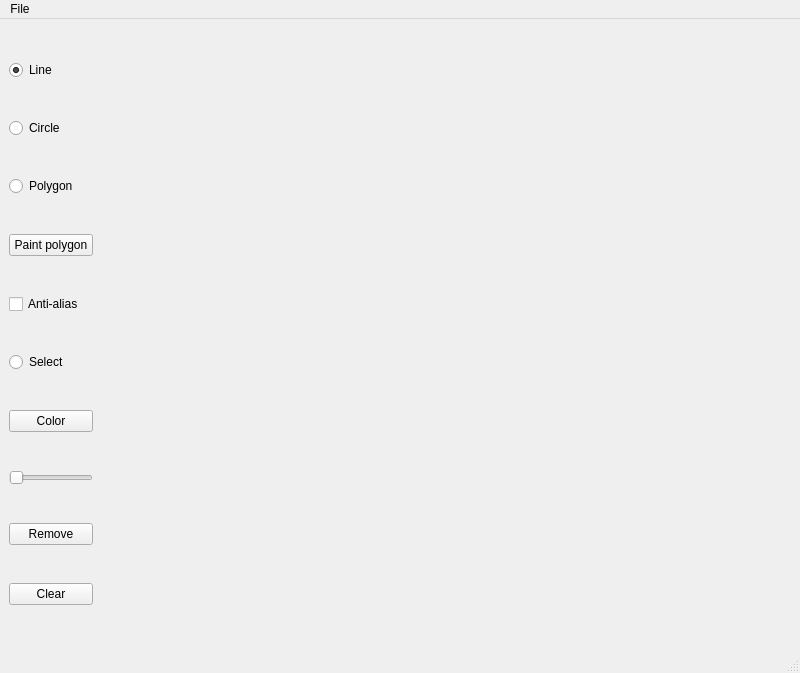
This is mainwindow.ui in radieus/triangles-and-squares as Qt 5 draws it before an edit. The edited form follows.
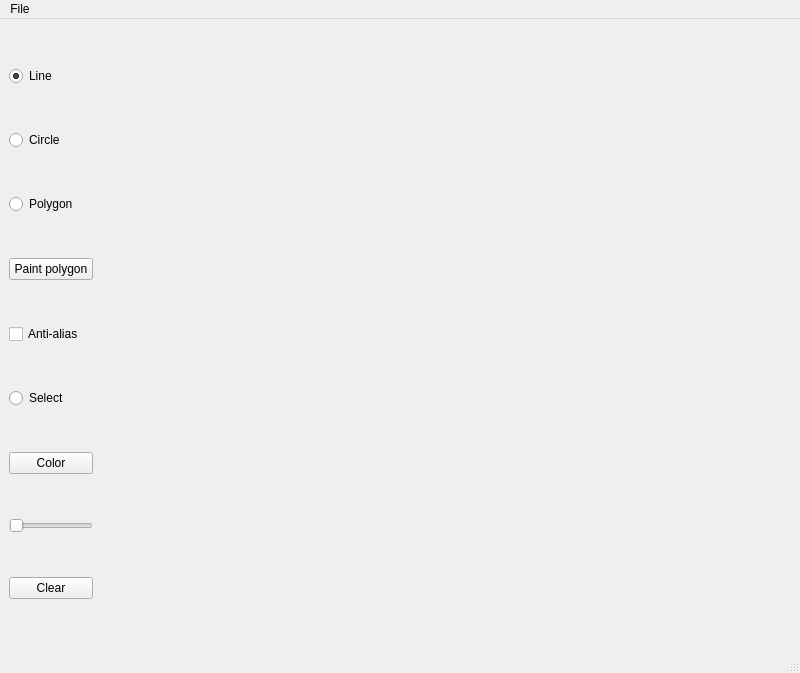
This is the edited form.

The edit to the form file:
```diff
--- a/mainwindow.ui
+++ b/mainwindow.ui
@@ -131,13 +131,6 @@
         </property>
        </widget>
       </item>
-      <item>
-       <widget class="QPushButton" name="removButton">
-        <property name="text">
-         <string>Remove</string>
-        </property>
-       </widget>
-      </item>
       <item>
        <widget class="QPushButton" name="clearButton">
         <property name="text">
```
